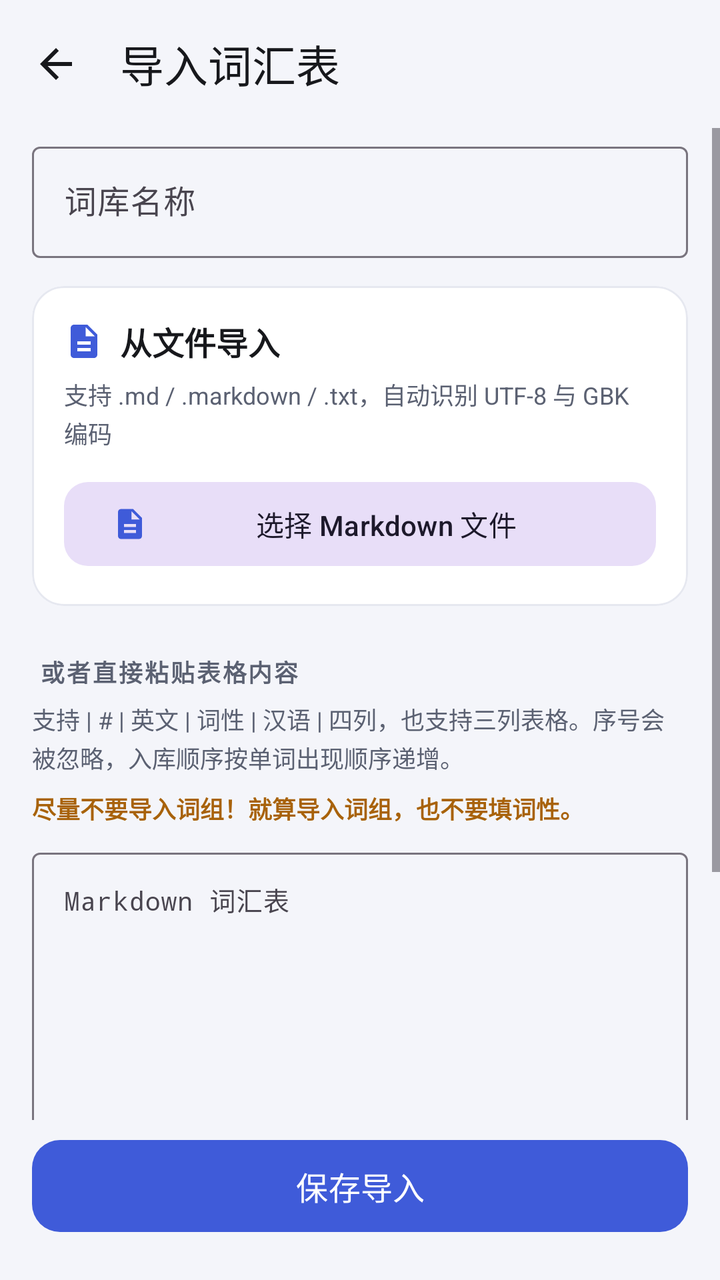
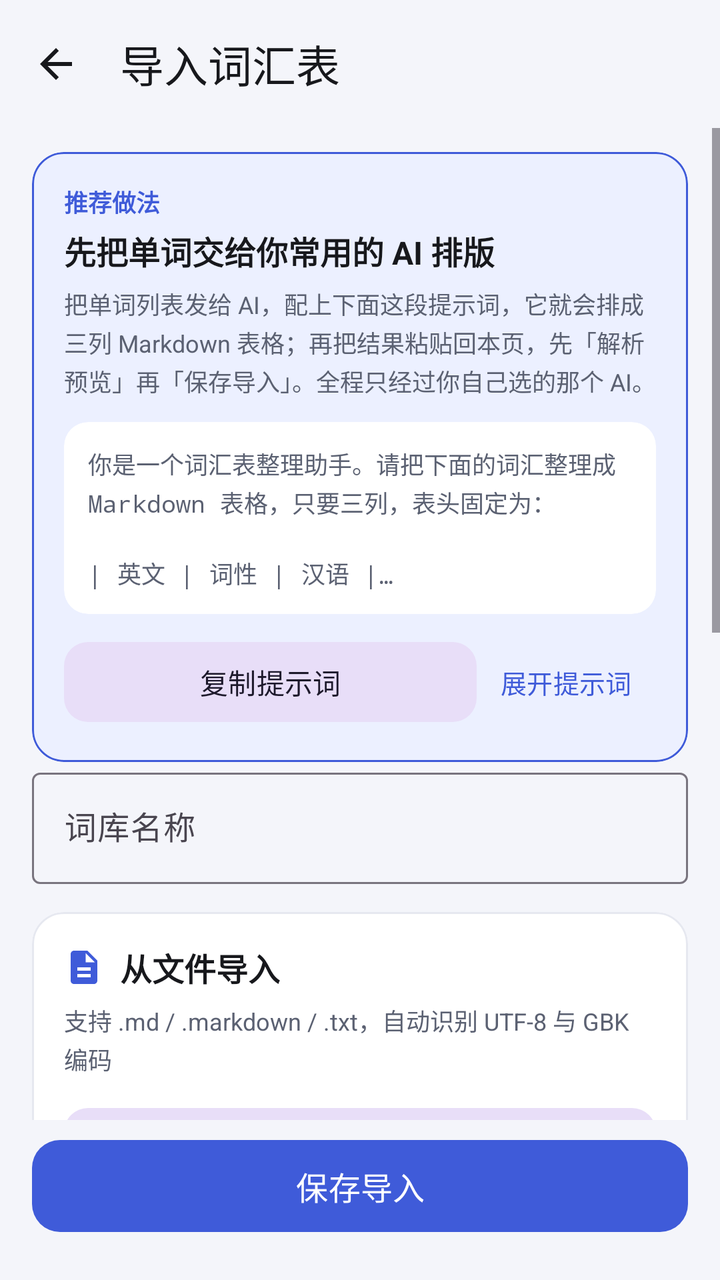

Compare the two renders of this Android layout. The source of the first and the diff that turns it into the second are given below.
<!-- AndroidManifest.xml: application theme Theme.WordDrill -->
<!-- res/layout/activity_import.xml -->
<?xml version="1.0" encoding="utf-8"?>
<LinearLayout xmlns:android="http://schemas.android.com/apk/res/android"
    xmlns:app="http://schemas.android.com/apk/res-auto"
    android:id="@+id/root"
    android:layout_width="match_parent"
    android:layout_height="match_parent"
    android:background="@color/bg"
    android:focusableInTouchMode="true"
    android:orientation="vertical">

    <com.google.android.material.appbar.MaterialToolbar
        android:id="@+id/toolbar"
        style="@style/Toolbar.WordDrill"
        android:layout_width="match_parent"
        android:layout_height="?attr/actionBarSize"
        app:navigationIcon="@drawable/ic_arrow_back"
        app:title="@string/title_import" />

    <ScrollView
        android:layout_width="match_parent"
        android:layout_height="0dp"
        android:layout_weight="1"
        android:fillViewport="true">

        <LinearLayout
            android:layout_width="match_parent"
            android:layout_height="wrap_content"
            android:orientation="vertical"
            android:paddingStart="16dp"
            android:paddingTop="4dp"
            android:paddingEnd="16dp"
            android:paddingBottom="24dp">

            <com.google.android.material.textfield.TextInputLayout
                android:id="@+id/tilName"
                style="@style/Widget.Material3.TextInputLayout.OutlinedBox"
                android:layout_width="match_parent"
                android:layout_height="wrap_content"
                android:hint="词库名称">

                <com.google.android.material.textfield.TextInputEditText
                    android:id="@+id/etName"
                    android:layout_width="match_parent"
                    android:layout_height="wrap_content"
                    android:inputType="text"
                    android:maxLines="1" />
            </com.google.android.material.textfield.TextInputLayout>

            <com.google.android.material.card.MaterialCardView
                android:layout_width="match_parent"
                android:layout_height="wrap_content"
                android:layout_marginTop="14dp"
                app:cardBackgroundColor="@color/surface"
                app:cardCornerRadius="16dp"
                app:cardElevation="0dp"
                app:strokeColor="@color/divider"
                app:strokeWidth="1dp">

                <LinearLayout
                    android:layout_width="match_parent"
                    android:layout_height="wrap_content"
                    android:orientation="vertical"
                    android:padding="16dp">

                    <LinearLayout
                        android:layout_width="match_parent"
                        android:layout_height="wrap_content"
                        android:gravity="center_vertical"
                        android:orientation="horizontal">

                        <ImageView
                            android:layout_width="20dp"
                            android:layout_height="20dp"
                            android:contentDescription="@null"
                            android:src="@drawable/ic_file"
                            app:tint="@color/brand" />

                        <TextView
                            style="@style/Text.CardTitle"
                            android:layout_width="wrap_content"
                            android:layout_height="wrap_content"
                            android:layout_marginStart="8dp"
                            android:text="从文件导入" />
                    </LinearLayout>

                    <TextView
                        style="@style/Text.CardSubtitle"
                        android:layout_width="match_parent"
                        android:layout_height="wrap_content"
                        android:layout_marginTop="6dp"
                        android:lineSpacingExtra="2dp"
                        android:text="@string/import_file_hint" />

                    <com.google.android.material.button.MaterialButton
                        android:id="@+id/btnPickFile"
                        style="@style/Widget.Material3.Button.TonalButton"
                        android:layout_width="match_parent"
                        android:layout_height="50dp"
                        android:layout_marginTop="12dp"
                        android:text="@string/import_pick_file"
                        android:textSize="14sp"
                        app:cornerRadius="12dp"
                        app:icon="@drawable/ic_file"
                        app:iconSize="18dp"
                        app:iconTint="@color/brand" />

                    <TextView
                        android:id="@+id/tvFileName"
                        android:layout_width="match_parent"
                        android:layout_height="wrap_content"
                        android:layout_marginTop="10dp"
                        android:textColor="@color/brand"
                        android:textSize="12sp"
                        android:visibility="gone" />
                </LinearLayout>
            </com.google.android.material.card.MaterialCardView>

            <TextView
                style="@style/Text.SectionLabel"
                android:layout_width="wrap_content"
                android:layout_height="wrap_content"
                android:layout_marginTop="24dp"
                android:layout_marginStart="4dp"
                android:text="@string/import_or_paste" />

            <TextView
                android:layout_width="match_parent"
                android:layout_height="wrap_content"
                android:layout_marginTop="6dp"
                android:lineSpacingExtra="2dp"
                android:text="支持 | # | 英文 | 词性 | 汉语 | 四列，也支持三列表格。序号会被忽略，入库顺序按单词出现顺序递增。"
                android:textColor="@color/text_secondary"
                android:textSize="12sp" />

            <TextView
                android:id="@+id/tvPhraseTip"
                android:layout_width="match_parent"
                android:layout_height="wrap_content"
                android:layout_marginTop="8dp"
                android:lineSpacingExtra="2dp"
                android:text="@string/import_phrase_tip"
                android:textColor="@color/warn"
                android:textSize="12sp"
                android:textStyle="bold" />

            <com.google.android.material.textfield.TextInputLayout
                android:id="@+id/tilMarkdown"
                style="@style/Widget.Material3.TextInputLayout.OutlinedBox"
                android:layout_width="match_parent"
                android:layout_height="wrap_content"
                android:layout_marginTop="8dp"
                android:hint="Markdown 词汇表">

                <com.google.android.material.textfield.TextInputEditText
                    android:id="@+id/etMarkdown"
                    android:layout_width="match_parent"
                    android:layout_height="wrap_content"
                    android:gravity="top|start"
                    android:inputType="textMultiLine"
                    android:minLines="8"
                    android:scrollbars="vertical"
                    android:textSize="13sp"
                    android:typeface="monospace" />
            </com.google.android.material.textfield.TextInputLayout>

            <LinearLayout
                android:layout_width="match_parent"
                android:layout_height="wrap_content"
                android:layout_marginTop="10dp"
                android:orientation="horizontal">

                <com.google.android.material.button.MaterialButton
                    android:id="@+id/btnPaste"
                    style="@style/Widget.Material3.Button.OutlinedButton"
                    android:layout_width="0dp"
                    android:layout_height="48dp"
                    android:layout_marginEnd="6dp"
                    android:layout_weight="1"
                    android:text="@string/action_paste"
                    android:textSize="14sp"
                    app:cornerRadius="12dp" />

                <com.google.android.material.button.MaterialButton
                    android:id="@+id/btnPreview"
                    style="@style/Widget.Material3.Button.OutlinedButton"
                    android:layout_width="0dp"
                    android:layout_height="48dp"
                    android:layout_marginStart="6dp"
                    android:layout_weight="1"
                    android:text="@string/action_preview"
                    android:textSize="14sp"
                    app:cornerRadius="12dp" />
            </LinearLayout>

            <com.google.android.material.button.MaterialButton
                android:id="@+id/btnAiParse"
                style="@style/Widget.Material3.Button.TonalButton"
                android:layout_width="match_parent"
                android:layout_height="48dp"
                android:layout_marginTop="10dp"
                android:text="@string/import_ai_parse"
                android:textSize="14sp"
                app:cornerRadius="12dp"
                app:icon="@drawable/ic_sparkle"
                app:iconSize="18dp"
                app:iconTint="@color/brand" />

            <LinearLayout
                android:id="@+id/aiProgress"
                android:layout_width="match_parent"
                android:layout_height="wrap_content"
                android:layout_marginTop="10dp"
                android:gravity="center_vertical"
                android:orientation="horizontal"
                android:visibility="gone">

                <com.google.android.material.progressindicator.CircularProgressIndicator
                    android:layout_width="wrap_content"
                    android:layout_height="wrap_content"
                    android:indeterminate="true"
                    app:indicatorSize="18dp"
                    app:trackThickness="2dp" />

                <TextView
                    android:id="@+id/tvAiProgress"
                    android:layout_width="wrap_content"
                    android:layout_height="wrap_content"
                    android:layout_marginStart="10dp"
                    android:text="@string/import_ai_running"
                    android:textColor="@color/text_secondary"
                    android:textSize="12sp" />
            </LinearLayout>

            <com.google.android.material.card.MaterialCardView
                android:id="@+id/previewCard"
                android:layout_width="match_parent"
                android:layout_height="wrap_content"
                android:layout_marginTop="12dp"
                android:visibility="gone"
                app:cardBackgroundColor="@color/brand_soft"
                app:cardCornerRadius="14dp"
                app:cardElevation="0dp"
                app:strokeWidth="0dp">

                <TextView
                    android:id="@+id/tvPreview"
                    android:layout_width="match_parent"
                    android:layout_height="wrap_content"
                    android:lineSpacingExtra="3dp"
                    android:padding="14dp"
                    android:textColor="@color/brand_dark"
                    android:textSize="13sp" />
            </com.google.android.material.card.MaterialCardView>
        </LinearLayout>
    </ScrollView>

    <com.google.android.material.button.MaterialButton
        android:id="@+id/btnSave"
        android:layout_width="match_parent"
        android:layout_height="54dp"
        android:layout_marginStart="16dp"
        android:layout_marginTop="6dp"
        android:layout_marginEnd="16dp"
        android:layout_marginBottom="20dp"
        android:text="@string/action_save"
        android:textSize="16sp"
        app:cornerRadius="14dp" />
</LinearLayout>
<!-- resources referenced by this layout -->
<resources>
  <color name="bg">#F4F5FA</color>
  <color name="brand">#3F5BD9</color>
  <color name="brand_dark">#1D2B6B</color>
  <color name="brand_soft">#ECF0FF</color>
  <color name="divider">#E6E8F0</color>
  <color name="surface">#FFFFFF</color>
  <color name="text_secondary">#5B6172</color>
  <color name="warn">#A8620A</color>
  <!-- drawable ic_arrow_back (drawable) -->
  <?xml version="1.0" encoding="utf-8"?>
  <vector xmlns:android="http://schemas.android.com/apk/res/android"
      android:width="24dp"
      android:height="24dp"
      android:viewportWidth="24"
      android:viewportHeight="24">
      <path
          android:fillColor="#FFFFFF"
          android:pathData="M20,11H7.83l5.59,-5.59L12,4l-8,8 8,8 1.41,-1.41L7.83,13H20v-2z" />
  </vector>
  <!-- drawable ic_file (drawable) -->
  <?xml version="1.0" encoding="utf-8"?>
  <vector xmlns:android="http://schemas.android.com/apk/res/android"
      android:width="24dp"
      android:height="24dp"
      android:viewportWidth="24"
      android:viewportHeight="24">
      <path
          android:fillColor="#FFFFFF"
          android:pathData="M14,2H6C4.9,2 4,2.9 4,4v16c0,1.1 0.89,2 1.99,2H18c1.1,0 2,-0.9 2,-2V8l-6,-6zM16,18H8v-2h8v2zM16,14H8v-2h8v2zM13,9V3.5L18.5,9H13z" />
  </vector>
  <string name="action_paste">从剪贴板粘贴</string>
  <string name="action_preview">解析预览</string>
  <string name="action_save">保存导入</string>
  <string name="import_ai_parse">AI 智能解析</string>
  <string name="import_ai_running">AI 正在整理，请稍候…</string>
  <string name="import_file_hint">支持 .md / .markdown / .txt，自动识别 UTF-8 与 GBK 编码</string>
  <string name="import_or_paste">或者直接粘贴表格内容</string>
  <string name="import_phrase_tip">尽量不要导入词组！就算导入词组，也不要填词性。</string>
  <string name="import_pick_file">选择 Markdown 文件</string>
  <string name="title_import">导入词汇表</string>
  <style name="Text.CardSubtitle" parent="">
          <item name="android:textSize">12sp</item>
          <item name="android:textColor">@color/text_secondary</item>
      </style>
  <style name="Text.CardTitle" parent="">
          <item name="android:textSize">16sp</item>
          <item name="android:textColor">@color/text_primary</item>
          <item name="android:textStyle">bold</item>
      </style>
  <style name="Text.SectionLabel" parent="">
          <item name="android:textSize">12sp</item>
          <item name="android:textColor">@color/text_secondary</item>
          <item name="android:letterSpacing">0.08</item>
          <item name="android:textStyle">bold</item>
      </style>
  <style name="Toolbar.WordDrill" parent="Widget.Material3.Toolbar">
          <item name="android:background">@color/bg</item>
          <item name="titleTextColor">@color/text_primary</item>
          <item name="subtitleTextColor">@color/text_secondary</item>
          <item name="navigationIconTint">@color/text_primary</item>
      </style>
  <color name="text_primary">#17181C</color>
  <color name="white">#FFFFFF</color>
  <color name="brand_container">#E4E9FF</color>
  <color name="accent">#C97A00</color>
  <!-- unchanged entries left out for length: 2 -->
</resources>

<!-- the commit's change to res/layout/activity_import.xml (unified diff, before → after) -->
@@ -30,6 +30,96 @@
             android:paddingTop="4dp"
             android:paddingEnd="16dp"
             android:paddingBottom="24dp">
+
+            <com.google.android.material.card.MaterialCardView
+                android:layout_width="match_parent"
+                android:layout_height="wrap_content"
+                android:layout_marginTop="8dp"
+                app:cardBackgroundColor="@color/brand_soft"
+                app:cardCornerRadius="16dp"
+                app:cardElevation="0dp"
+                app:strokeColor="@color/brand"
+                app:strokeWidth="1dp">
+
+                <LinearLayout
+                    android:layout_width="match_parent"
+                    android:layout_height="wrap_content"
+                    android:orientation="vertical"
+                    android:padding="16dp">
+
+                    <TextView
+                        android:layout_width="wrap_content"
+                        android:layout_height="wrap_content"
+                        android:text="@string/import_prompt_tag"
+                        android:textColor="@color/brand"
+                        android:textSize="12sp"
+                        android:textStyle="bold" />
+
+                    <TextView
+                        style="@style/Text.CardTitle"
+                        android:layout_width="match_parent"
+                        android:layout_height="wrap_content"
+                        android:layout_marginTop="4dp"
+                        android:text="@string/import_prompt_title" />
+
+                    <TextView
+                        style="@style/Text.CardSubtitle"
+                        android:layout_width="match_parent"
+                        android:layout_height="wrap_content"
+                        android:layout_marginTop="6dp"
+                        android:lineSpacingExtra="2dp"
+                        android:text="@string/import_prompt_body" />
+
+                    <com.google.android.material.card.MaterialCardView
+                        android:layout_width="match_parent"
+                        android:layout_height="wrap_content"
+                        android:layout_marginTop="12dp"
+                        app:cardBackgroundColor="@color/surface"
+                        app:cardCornerRadius="12dp"
+                        app:cardElevation="0dp"
+                        app:strokeWidth="0dp">
+
+                        <TextView
+                            android:id="@+id/tvPrompt"
+                            android:layout_width="match_parent"
+                            android:layout_height="wrap_content"
+                            android:ellipsize="end"
+                            android:lineSpacingExtra="2dp"
+                            android:maxLines="4"
+                            android:padding="12dp"
+                            android:text="@string/import_prompt_text"
+                            android:textColor="@color/text_secondary"
+                            android:textSize="12sp"
+                            android:typeface="monospace" />
+                    </com.google.android.material.card.MaterialCardView>
+
+                    <LinearLayout
+                        android:layout_width="match_parent"
+                        android:layout_height="wrap_content"
+                        android:layout_marginTop="10dp"
+                        android:gravity="center_vertical"
+                        android:orientation="horizontal">
+
+                        <com.google.android.material.button.MaterialButton
+                            android:id="@+id/btnCopyPrompt"
+                            style="@style/Widget.Material3.Button.TonalButton"
+                            android:layout_width="0dp"
+                            android:layout_height="48dp"
+                            android:layout_weight="1"
+                            android:text="@string/import_prompt_copy"
+                            android:textSize="14sp"
+                            app:cornerRadius="12dp" />
+
+                        <com.google.android.material.button.MaterialButton
+                            android:id="@+id/btnTogglePrompt"
+                            style="@style/Widget.Material3.Button.TextButton"
+                            android:layout_width="wrap_content"
+                            android:layout_height="48dp"
+                            android:text="@string/import_prompt_expand"
+                            android:textSize="13sp" />
+                    </LinearLayout>
+                </LinearLayout>
+            </com.google.android.material.card.MaterialCardView>
 
             <com.google.android.material.textfield.TextInputLayout
                 android:id="@+id/tilName"
<!-- resource entries referenced after the edit -->
@@ -39,6 +39,12 @@
   <string name="import_or_paste">或者直接粘贴表格内容</string>
   <string name="import_phrase_tip">尽量不要导入词组！就算导入词组，也不要填词性。</string>
   <string name="import_pick_file">选择 Markdown 文件</string>
+  <string name="import_prompt_body">把单词列表发给 AI，配上下面这段提示词，它就会排成三列 Markdown 表格；再把结果粘贴回本页，先「解析预览」再「保存导入」。全程只经过你自己选的那个 AI。</string>
+  <string name="import_prompt_copy">复制提示词</string>
+  <string name="import_prompt_expand">展开提示词</string>
+  <string name="import_prompt_tag">推荐做法</string>
+  <string name="import_prompt_text">你是一个词汇表整理助手。请把下面的词汇整理成 Markdown 表格，只要三列，表头固定为：\n\n| 英文 | 词性 | 汉语 |\n|---|---|---|\n| competence | n. | 能力；胜任 |\n\n规则：\n1. 一行一个词，按原文顺序排列，不要合并、不要漏词；\n2. 词性只写缩写加句点，可用 n. v. vt. vi. adj. adv. prep. conj. pron. num. int. art. modal v.；多个词性用 &amp; 连接，例如 n.&amp;v.；\n3. 汉语释义用中文，多个义项用「；」分隔，不要编号、例句和音标；\n4. 词组和短语照原样写，词性可以留空；\n5. 只输出表格本身，不要解释、不要标题、不要代码块标记。\n\n需要整理的词汇：\n（把你的单词粘贴到这里）</string>
+  <string name="import_prompt_title">先把单词交给你常用的 AI 排版</string>
   <string name="title_import">导入词汇表</string>
   <style name="Text.CardSubtitle" parent="">
           <item name="android:textSize">12sp</item>
